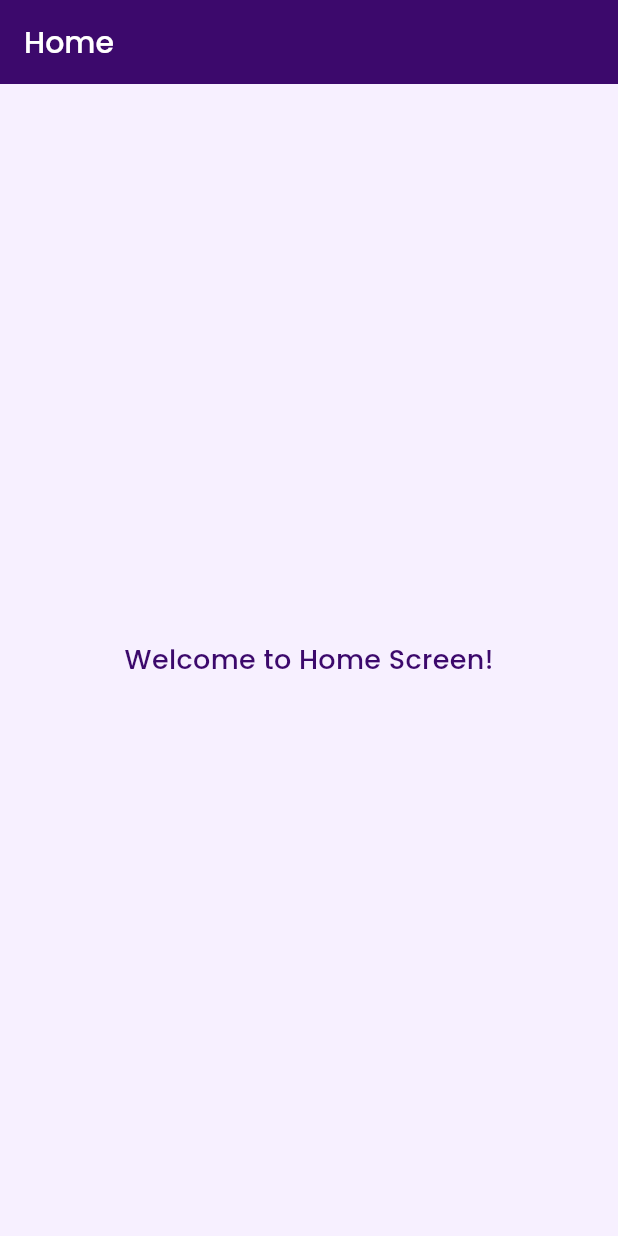
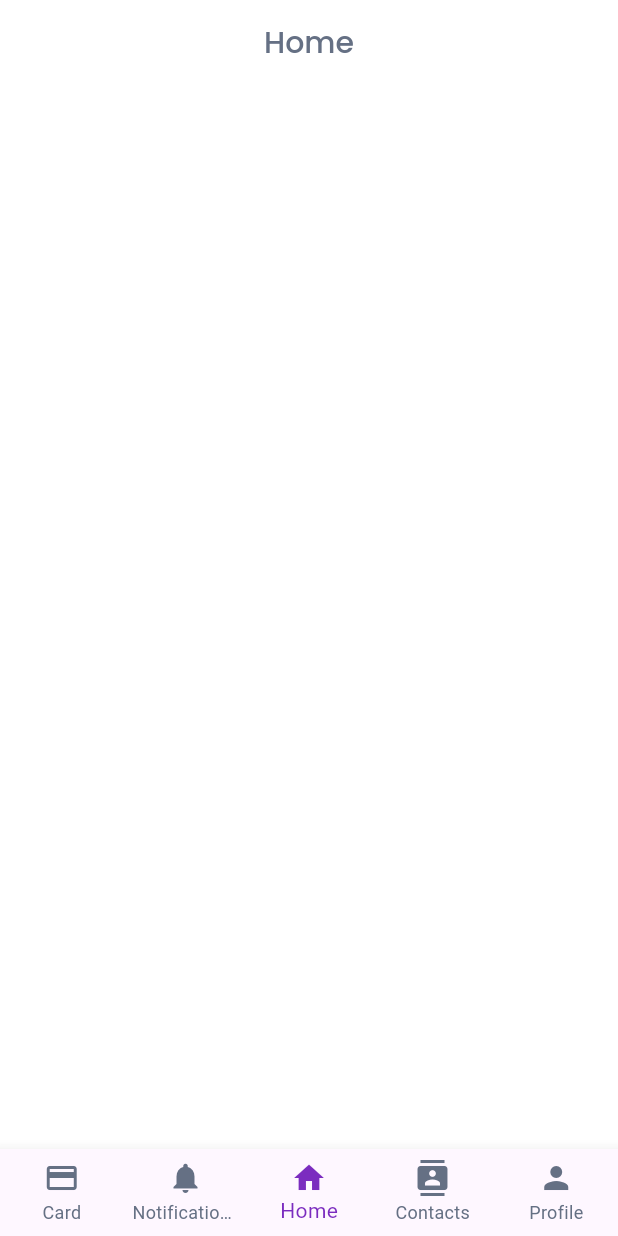
Before and after one commit to BadriAmouri/Skill-Tell_App, a Flutter app: the screen it shows after launch, on a phone screen of 412 x 824 dp. Run offline on Flutter 3.47's test engine with Material 3 defaults, Android fonts, the light colour scheme and no system bars.

Commit message:
simple bottom navbar, will fix it later

```diff
--- /dev/null
+++ b/snt_app/lib/Screens/empty_screen.dart
@@ -0,0 +1,38 @@
+import 'package:flutter/material.dart';
+import 'package:snt_app/Theme/text_styles.dart';
+import 'package:snt_app/Theme/theme.dart';
+import 'package:snt_app/Widgets/General/bottom_navbar.dart';
+
+class EmptyScreen extends StatelessWidget {
+
+  final int selectedIndex;
+  const EmptyScreen({super.key, required this.selectedIndex});
+
+  @override
+  Widget build(BuildContext context) {
+    return Scaffold(
+      backgroundColor: AppColors.White,
+      appBar: AppBar(
+        title: Text(
+          "$selectedIndex",
+          style: TextStyles.TopNavBarTitle,
+        ),
+        centerTitle: true,
+        backgroundColor: AppColors.White,
+        elevation: 0,
+      ),
+      bottomNavigationBar: BottomNavBar(currentIndex: selectedIndex,),
+      body: const Center(
+        child: Text(
+          'EMPTY Screen!',
+          style: TextStyle(
+            fontFamily: 'Poppins',
+            fontWeight: FontWeight.w500,
+            fontSize: 18,
+            color: AppColors.Main600,
+          ),
+        ),
+      ),
+    );
+  }
+}
--- a/snt_app/lib/Screens/home_screen.dart
+++ b/snt_app/lib/Screens/home_screen.dart
@@ -1,37 +1,49 @@
 import 'package:flutter/material.dart';
+import 'package:snt_app/Theme/text_styles.dart';
 import 'package:snt_app/Theme/theme.dart';
+import 'package:snt_app/Widgets/General/bottom_navbar.dart';
 
-class HomeScreen extends StatelessWidget {
+class HomeScreen extends StatefulWidget {
   const HomeScreen({super.key});
+
+  @override
+  State<HomeScreen> createState() => _HomeScreenState();
+}
+
+class _HomeScreenState extends State<HomeScreen> {
+
+  int _selectedIndex = 2;
 
   @override
   Widget build(BuildContext context) {
     return Scaffold(
-      backgroundColor: AppColors.Main100,
+      backgroundColor: AppColors.White,
       appBar: AppBar(
         title: const Text(
           'Home',
-          style: TextStyle(
-            fontFamily: 'Poppins',
-            fontWeight: FontWeight.w600,
-            fontSize: 20,
-            color: Colors.white,
+          style: TextStyles.TopNavBarTitle,
+        ),
+        centerTitle: true,
+        backgroundColor: AppColors.White,
+        elevation: 0,
+      ),
+      bottomNavigationBar: BottomNavBar(currentIndex: _selectedIndex,),
+      body: SafeArea(
+        child: SingleChildScrollView(
+          // gotta fix the padding
+          child: Column(
+            // fix the spacing
+            children: [
+
+              // upcoming events
+
+              // prev events
+
+              // depatments
+            ],
           ),
         ),
-        backgroundColor: AppColors.Main600,
-        elevation: 0,
-      ),
-      body: const Center(
-        child: Text(
-          'Welcome to Home Screen!',
-          style: TextStyle(
-            fontFamily: 'Poppins',
-            fontWeight: FontWeight.w500,
-            fontSize: 18,
-            color: AppColors.Main600,
-          ),
-        ),
-      ),
+      )
     );
   }
 }
--- /dev/null
+++ b/snt_app/lib/Theme/text_styles.dart
@@ -0,0 +1,13 @@
+import 'package:flutter/material.dart';
+import 'package:snt_app/Theme/theme.dart';
+
+
+class TextStyles {
+
+  static const TopNavBarTitle = TextStyle(
+    fontFamily: AppFonts.primaryFontFamily,
+    fontWeight: FontWeight.w600,
+    fontSize: 20,
+    color: AppColors.Neutral400,
+  );
+}
--- a/snt_app/lib/Theme/theme.dart
+++ b/snt_app/lib/Theme/theme.dart
@@ -16,6 +16,8 @@ class AppColors {
   static const Color Success100 = Color(0xFF67FFA5);
   static const Color Error200 = Color(0xFFDD3030);
   static const Color Error100 = Color(0xFFFF6E6E);
+  static const Color Neutral400 = Color.fromRGBO(101, 112, 132, 1);
+  static const Color White = Color.fromRGBO(255, 255, 255, 1);
 
 }
 
--- a/snt_app/lib/Widgets/General/bottom_navbar.dart
+++ b/snt_app/lib/Widgets/General/bottom_navbar.dart
@@ -0,0 +1,62 @@
+import 'package:flutter/material.dart';
+import 'package:snt_app/Screens/empty_screen.dart';
+import 'package:snt_app/Screens/home_screen.dart';
+import 'package:snt_app/Theme/theme.dart';
+
+class BottomNavBar extends StatelessWidget {
+
+  final int currentIndex;
+
+  const BottomNavBar({
+    super.key,
+    required this.currentIndex,
+  });
+
+  @override
+  Widget build(BuildContext context) {
+    return BottomNavigationBar(
+
+        currentIndex: currentIndex,
+        onTap: (int index) {
+          if(index == 2) {
+            Navigator.pushReplacement(
+              context,
+              MaterialPageRoute(builder: (context) => const HomeScreen()),
+            );
+          }
+          else {
+            Navigator.pushReplacement(
+              context,
+              MaterialPageRoute(builder: (context) => EmptyScreen(selectedIndex: index,)),
+            );
+          }
+        },
+        type: BottomNavigationBarType.fixed,
+        selectedItemColor: AppColors.Main500,
+        unselectedItemColor: AppColors.Neutral400,
+
+        items: [
+             BottomNavigationBarItem(
+            icon: Icon(Icons.credit_card),
+            label: "Card",
+            ),
+            BottomNavigationBarItem(
+            icon: Icon(Icons.notifications),
+            label: "Notifications",
+            ),
+            BottomNavigationBarItem(
+            icon: Icon(Icons.home),
+            label: "Home",
+            ),
+            BottomNavigationBarItem(
+            icon: Icon(Icons.contacts),
+            label: "Contacts",
+            ),
+            BottomNavigationBarItem(
+            icon: Icon(Icons.person),
+            label: "Profile",
+            ),
+        ],
+    );
+  }
+}
--- a/snt_app/lib/main.dart
+++ b/snt_app/lib/main.dart
@@ -11,9 +11,7 @@ class MainApp extends StatelessWidget {
   @override
   Widget build(BuildContext context) {
     return const MaterialApp(
-      home: Scaffold(
-        body: HomeScreen()
-      ),
+      home: HomeScreen()
     );
   }
 }
```
